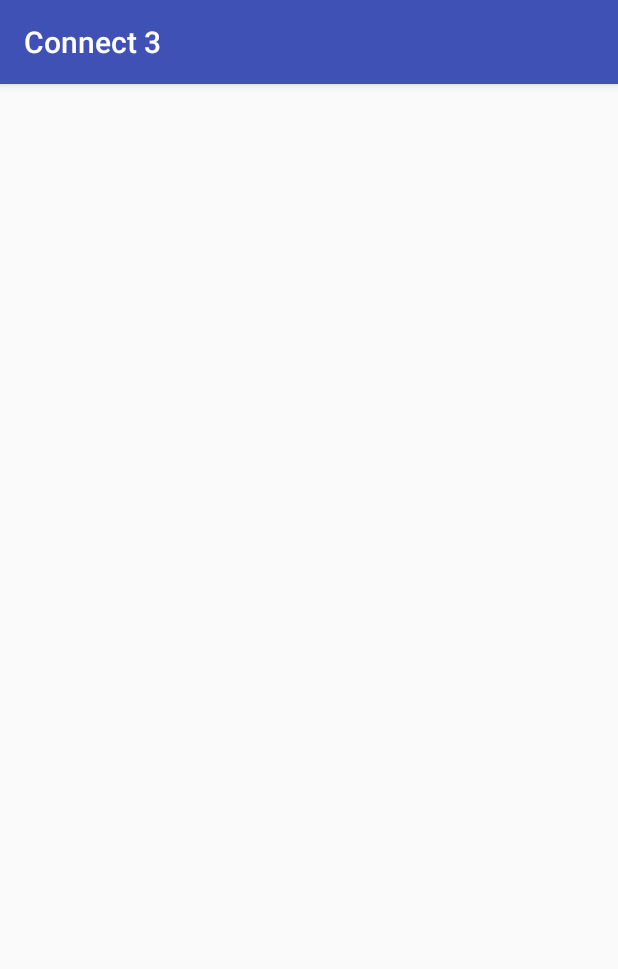
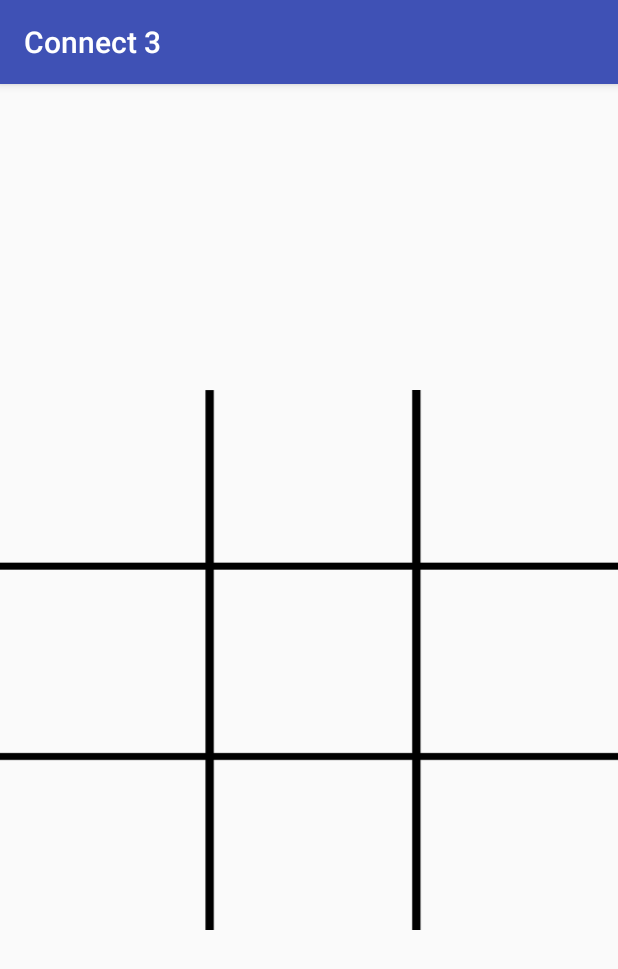
Before and after one commit to SuperHaker/Connect-3, an Android app: the screen it shows after launch (MainActivity), on a phone screen of 412 x 824 dp. Shown: the top 969 px of the screen. Run offline under Robolectric (Android 15) with nearby library versions, the phone set to English and light mode, and no system bars.

Commit message:
Board setup

```diff
--- a/app/src/main/res/layout/activity_main.xml
+++ b/app/src/main/res/layout/activity_main.xml
@@ -1,5 +1,5 @@
 <?xml version="1.0" encoding="utf-8"?>
-<GridLayout xmlns:android="http://schemas.android.com/apk/res/android"
+<RelativeLayout xmlns:android="http://schemas.android.com/apk/res/android"
     xmlns:app="http://schemas.android.com/apk/res-auto"
     xmlns:tools="http://schemas.android.com/tools"
     android:layout_width="match_parent"
@@ -7,5 +7,14 @@
     tools:context="com.example.android.connect3.MainActivity">
 
 
+    <GridLayout
+        android:layout_width="match_parent"
+        android:layout_height="360dp"
+        android:layout_centerHorizontal="true"
+        android:layout_centerVertical="true"
+        android:background="@drawable/board"
+        android:columnCount="3"
+        android:rowCount="3">
 
-</GridLayout>
+    </GridLayout>
+</RelativeLayout>
```
Also changed, not shown: app/src/main/res/drawable/board.png (added), app/src/main/res/drawable/red.png (added), app/src/main/res/drawable/yellow.png (added).
